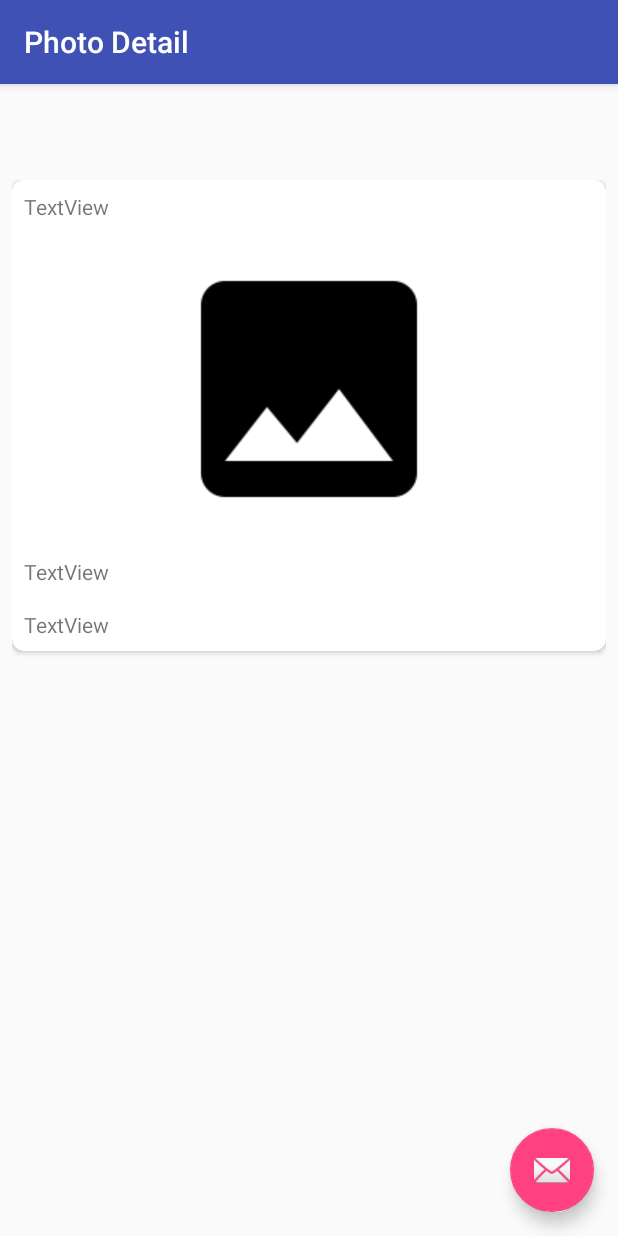
After one commit to GerardoZ/Flickr-Browser, an Android app: the PhotoDetailActivity screen opened directly, with no data from a screen before it, on a phone screen of 412 x 824 dp. The commit adds this screen. Run offline under Robolectric (Android 15) with nearby library versions, the phone set to English and light mode, and no system bars.

Commit message:
Clase 143

```diff
--- a/app/build.gradle
+++ b/app/build.gradle
@@ -26,4 +26,5 @@ dependencies {
     testImplementation 'junit:junit:4.12'
     androidTestImplementation 'com.android.support.test:runner:1.0.1'
     androidTestImplementation 'com.android.support.test.espresso:espresso-core:3.0.1'
+    implementation 'com.android.support:cardview-v7:26.1.0'
 }
--- /dev/null
+++ b/app/src/main/java/com/gerardozarate/flickrbrowser/PhotoDetailActivity.java
@@ -0,0 +1,29 @@
+package com.gerardozarate.flickrbrowser;
+
+import android.os.Bundle;
+import android.support.design.widget.FloatingActionButton;
+import android.support.design.widget.Snackbar;
+import android.support.v7.app.AppCompatActivity;
+import android.support.v7.widget.Toolbar;
+import android.view.View;
+
+public class PhotoDetailActivity extends AppCompatActivity {
+
+    @Override
+    protected void onCreate(Bundle savedInstanceState) {
+        super.onCreate(savedInstanceState);
+        setContentView(R.layout.activity_photo_detail);
+        Toolbar toolbar = (Toolbar) findViewById(R.id.toolbar);
+        setSupportActionBar(toolbar);
+
+        FloatingActionButton fab = (FloatingActionButton) findViewById(R.id.fab);
+        fab.setOnClickListener(new View.OnClickListener() {
+            @Override
+            public void onClick(View view) {
+                Snackbar.make(view, "Replace with your own action", Snackbar.LENGTH_LONG)
+                        .setAction("Action", null).show();
+            }
+        });
+    }
+
+}
--- /dev/null
+++ b/app/src/main/res/layout/activity_photo_detail.xml
@@ -0,0 +1,33 @@
+<?xml version="1.0" encoding="utf-8"?>
+<android.support.design.widget.CoordinatorLayout xmlns:android="http://schemas.android.com/apk/res/android"
+    xmlns:app="http://schemas.android.com/apk/res-auto"
+    xmlns:tools="http://schemas.android.com/tools"
+    android:layout_width="match_parent"
+    android:layout_height="match_parent"
+    tools:context="com.gerardozarate.flickrbrowser.PhotoDetailActivity">
+
+    <android.support.design.widget.AppBarLayout
+        android:layout_width="match_parent"
+        android:layout_height="wrap_content"
+        android:theme="@style/AppTheme.AppBarOverlay">
+
+        <android.support.v7.widget.Toolbar
+            android:id="@+id/toolbar"
+            android:layout_width="match_parent"
+            android:layout_height="?attr/actionBarSize"
+            android:background="?attr/colorPrimary"
+            app:popupTheme="@style/AppTheme.PopupOverlay" />
+
+    </android.support.design.widget.AppBarLayout>
+
+    <include layout="@layout/content_photo_detail" />
+
+    <android.support.design.widget.FloatingActionButton
+        android:id="@+id/fab"
+        android:layout_width="wrap_content"
+        android:layout_height="wrap_content"
+        android:layout_gravity="bottom|end"
+        android:layout_margin="@dimen/fab_margin"
+        app:srcCompat="@android:drawable/ic_dialog_email" />
+
+</android.support.design.widget.CoordinatorLayout>
--- /dev/null
+++ b/app/src/main/res/layout/content_photo_detail.xml
@@ -0,0 +1,60 @@
+<?xml version="1.0" encoding="utf-8"?>
+<LinearLayout xmlns:android="http://schemas.android.com/apk/res/android"
+    xmlns:app="http://schemas.android.com/apk/res-auto"
+    xmlns:tools="http://schemas.android.com/tools"
+    android:layout_width="match_parent"
+    android:layout_height="match_parent"
+    android:orientation="vertical"
+    app:layout_behavior="@string/appbar_scrolling_view_behavior"
+    tools:context="com.gerardozarate.flickrbrowser.PhotoDetailActivity"
+    tools:showIn="@layout/activity_photo_detail">
+
+    <ScrollView
+        android:layout_width="match_parent"
+        android:layout_height="match_parent"
+        android:layout_marginTop="?actionBarSize"
+        android:padding="8dp">
+
+        <android.support.v7.widget.CardView
+            android:layout_width="match_parent"
+            android:layout_height="wrap_content"
+            android:layout_marginBottom="16dp"
+            app:cardCornerRadius="8dp">
+
+            <LinearLayout
+                android:layout_width="match_parent"
+                android:layout_height="wrap_content"
+                android:orientation="vertical">
+
+                <TextView
+                    android:id="@+id/photo_author"
+                    android:layout_width="match_parent"
+                    android:layout_height="wrap_content"
+                    android:layout_margin="8dp"
+                    android:text="TextView" />
+
+                <ImageView
+                    android:id="@+id/photo_image"
+                    android:layout_width="match_parent"
+                    android:layout_height="wrap_content"
+                    android:layout_margin="8dp"
+                    android:scaleType="fitCenter"
+                    app:srcCompat="@drawable/placeholder" />
+
+                <TextView
+                    android:id="@+id/photo_title"
+                    android:layout_width="match_parent"
+                    android:layout_height="wrap_content"
+                    android:layout_margin="8dp"
+                    android:text="TextView" />
+
+                <TextView
+                    android:id="@+id/photo_tags"
+                    android:layout_width="match_parent"
+                    android:layout_height="wrap_content"
+                    android:layout_margin="8dp"
+                    android:text="TextView" />
+            </LinearLayout>
+        </android.support.v7.widget.CardView>
+    </ScrollView>
+</LinearLayout>
--- a/app/src/main/res/values/strings.xml
+++ b/app/src/main/res/values/strings.xml
@@ -1,4 +1,6 @@
 <resources>
     <string name="app_name">Flickr Browser</string>
     <string name="action_settings">Settings</string>
+    <string name="title_activity_search">SearchActivity</string>
+    <string name="title_activity_photo_detail">Photo Detail</string>
 </resources>
```
Also changed, not shown: app/src/main/AndroidManifest.xml (+14 -1 lines), app/src/main/java/com/gerardozarate/flickrbrowser/SearchActivity.java (added, +30 -0 lines), app/src/main/res/layout/activity_search.xml (added, +23 -0 lines).
